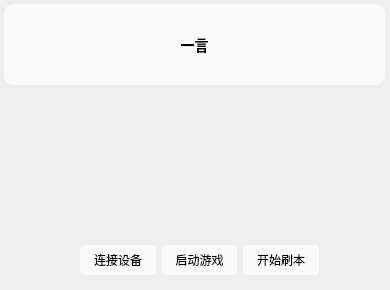
Old version of the form arknightsUI.ui in the repository ander1023/ArkAuto.
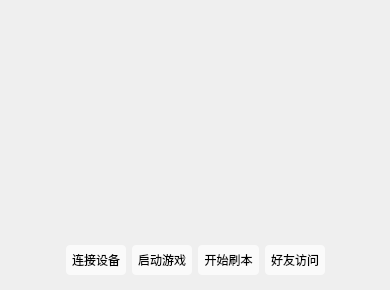
New version of the form. Icons and pictures are not drawn.

```diff
--- a/arknightsUI.ui
+++ b/arknightsUI.ui
@@ -54,13 +54,16 @@
     <widget class="QWidget" name="layoutWidget">
      <property name="geometry">
       <rect>
-       <x>80</x>
+       <x>0</x>
        <y>244</y>
-       <width>239</width>
+       <width>391</width>
        <height>32</height>
       </rect>
      </property>
      <layout class="QHBoxLayout" name="horizontalLayout">
+      <item>
+       <widget class="QWidget" name="widget" native="true"/>
+      </item>
       <item>
        <widget class="QPushButton" name="devConnectBt">
         <property name="text">
@@ -82,22 +85,32 @@
         </property>
        </widget>
       </item>
+      <item>
+       <widget class="QPushButton" name="autoFriendsBt">
+        <property name="text">
+         <string>好友访问</string>
+        </property>
+       </widget>
+      </item>
+      <item>
+       <widget class="QWidget" name="widget_2" native="true"/>
+      </item>
      </layout>
     </widget>
     <widget class="QLabel" name="hitokotoLable">
      <property name="geometry">
       <rect>
-       <x>4</x>
-       <y>4</y>
+       <x>0</x>
+       <y>100</y>
        <width>381</width>
        <height>81</height>
       </rect>
      </property>
      <property name="styleSheet">
-      <string notr="true">*{background:rgba(255,255,255,0.7);color:rgb(0,0,0);border-radius:10px}</string>
+      <string notr="true">&lt;--*{background:rgba(255,255,255,0.7);color:rgb(0,0,0);border-radius:10px}!--&gt;</string>
      </property>
      <property name="text">
-      <string>一言</string>
+      <string/>
      </property>
      <property name="alignment">
       <set>Qt::AlignCenter</set>
```
